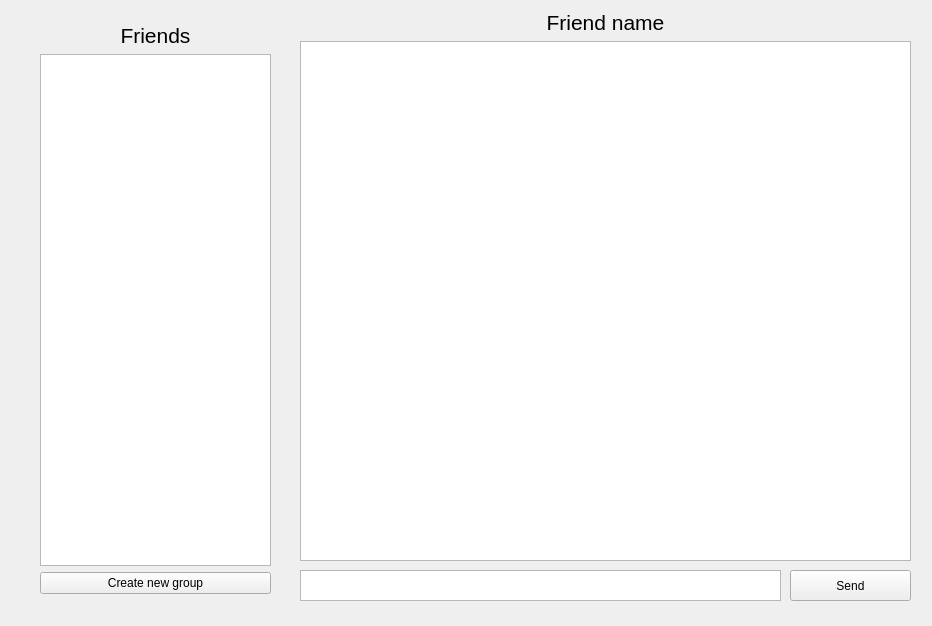
Qt form UI/prototype/chat.ui (liziwl/IM-over-Email) before a commit.
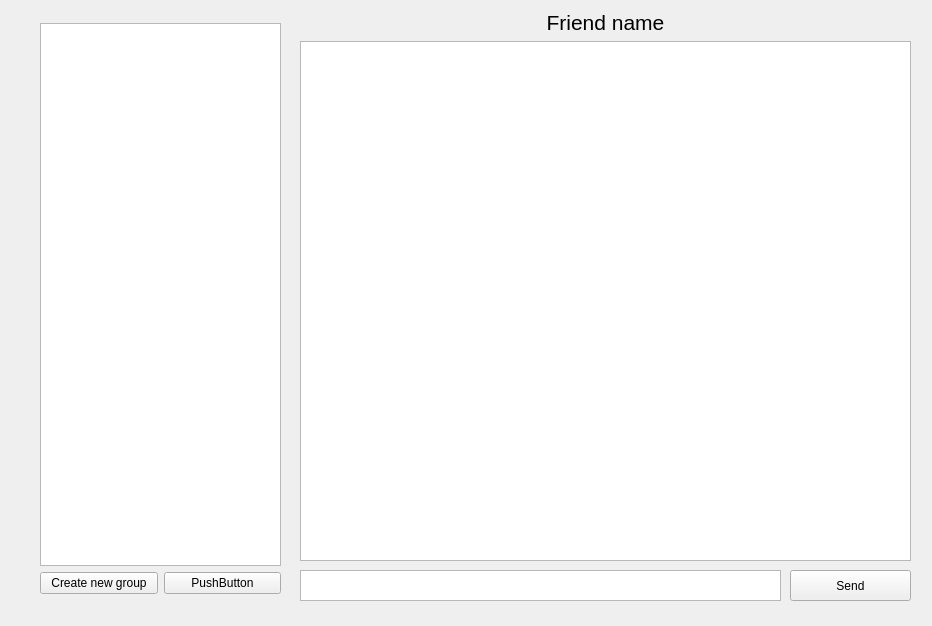
The same form after that commit.

Diff of the .ui file:
```diff
--- a/UI/prototype/chat.ui
+++ b/UI/prototype/chat.ui
@@ -67,30 +67,31 @@
      <rect>
       <x>40</x>
       <y>23</y>
-      <width>231</width>
+      <width>241</width>
       <height>571</height>
      </rect>
     </property>
     <layout class="QVBoxLayout" name="verticalLayout_2">
-     <item>
-      <widget class="QLabel" name="label">
-       <property name="text">
-        <string>&lt;html&gt;&lt;head/&gt;&lt;body&gt;&lt;p&gt;&lt;span style=&quot; font-size:16pt;&quot;&gt;Friends&lt;/span&gt;&lt;/p&gt;&lt;/body&gt;&lt;/html&gt;</string>
-       </property>
-       <property name="alignment">
-        <set>Qt::AlignCenter</set>
-       </property>
-      </widget>
-     </item>
      <item>
       <widget class="QListWidget" name="listWidget"/>
      </item>
      <item>
+      <layout class="QHBoxLayout" name="horizontalLayout">
+       <item>
       <widget class="QPushButton" name="pushButton_3">
        <property name="text">
         <string>Create new group</string>
        </property>
       </widget>
+       </item>
+       <item>
+        <widget class="QPushButton" name="pushButton_2">
+         <property name="text">
+          <string>PushButton</string>
+         </property>
+        </widget>
+       </item>
+      </layout>
      </item>
     </layout>
    </widget>
```
Lines whose indentation alone changed are shown as unchanged.
